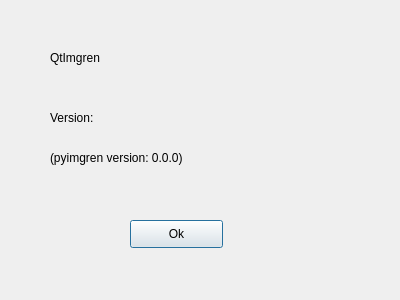
s-ball/qtimgren, file qtimgren/about.ui: the form before one commit.
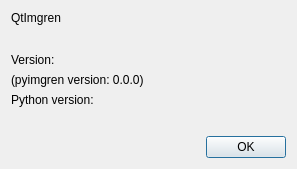
The form after the commit.

Commit message: Add Python version in About

What changed in the file:
```diff
--- a/qtimgren/about.ui
+++ b/qtimgren/about.ui
@@ -9,8 +9,8 @@
    <rect>
     <x>0</x>
     <y>0</y>
-    <width>400</width>
-    <height>300</height>
+    <width>297</width>
+    <height>169</height>
    </rect>
   </property>
   <property name="windowTitle">
@@ -22,64 +22,69 @@
   <property name="modal">
    <bool>true</bool>
   </property>
-  <widget class="QPushButton" name="Ok">
-   <property name="geometry">
-    <rect>
-     <x>130</x>
-     <y>220</y>
-     <width>93</width>
-     <height>28</height>
-    </rect>
-   </property>
-   <property name="text">
-    <string>Ok</string>
-   </property>
-   <property name="autoDefault">
-    <bool>true</bool>
-   </property>
-   <property name="default">
-    <bool>true</bool>
-   </property>
-  </widget>
+  <layout class="QVBoxLayout" name="verticalLayout">
+   <item>
   <widget class="QLabel" name="label">
-   <property name="geometry">
-    <rect>
-     <x>50</x>
-     <y>50</y>
-     <width>81</width>
-     <height>16</height>
-    </rect>
-   </property>
    <property name="text">
     <string>QtImgren</string>
    </property>
   </widget>
+   </item>
+   <item>
+    <spacer name="verticalSpacer">
+     <property name="orientation">
+      <enum>Qt::Orientation::Vertical</enum>
+     </property>
+     <property name="sizeHint" stdset="0">
+      <size>
+       <width>20</width>
+       <height>49</height>
+      </size>
+     </property>
+    </spacer>
+   </item>
+   <item>
   <widget class="QLabel" name="version">
-   <property name="geometry">
-    <rect>
-     <x>50</x>
-     <y>110</y>
-     <width>151</width>
-     <height>16</height>
-    </rect>
-   </property>
    <property name="text">
     <string>Version: </string>
    </property>
   </widget>
+   </item>
+   <item>
   <widget class="QLabel" name="libversion">
-   <property name="geometry">
-    <rect>
-     <x>50</x>
-     <y>150</y>
-     <width>271</width>
-     <height>16</height>
-    </rect>
-   </property>
    <property name="text">
     <string>(pyimgren version: 0.0.0)</string>
    </property>
   </widget>
+   </item>
+   <item>
+    <widget class="QLabel" name="python_version">
+     <property name="text">
+      <string>Python version:</string>
+     </property>
+    </widget>
+   </item>
+   <item>
+    <spacer name="verticalSpacer_2">
+     <property name="orientation">
+      <enum>Qt::Orientation::Vertical</enum>
+     </property>
+     <property name="sizeHint" stdset="0">
+      <size>
+       <width>20</width>
+       <height>49</height>
+      </size>
+     </property>
+    </spacer>
+   </item>
+   <item>
+    <widget class="QDialogButtonBox" name="buttonBox">
+     <property name="standardButtons">
+      <set>QDialogButtonBox::StandardButton::Ok</set>
+     </property>
+    </widget>
+   </item>
+  </layout>
  </widget>
  <resources/>
  <connections>
```
Left out of the diff: 14 changed lines with no effect on the pictures. Lines whose indentation alone changed are shown as unchanged. The commit also changes 1 other file.
